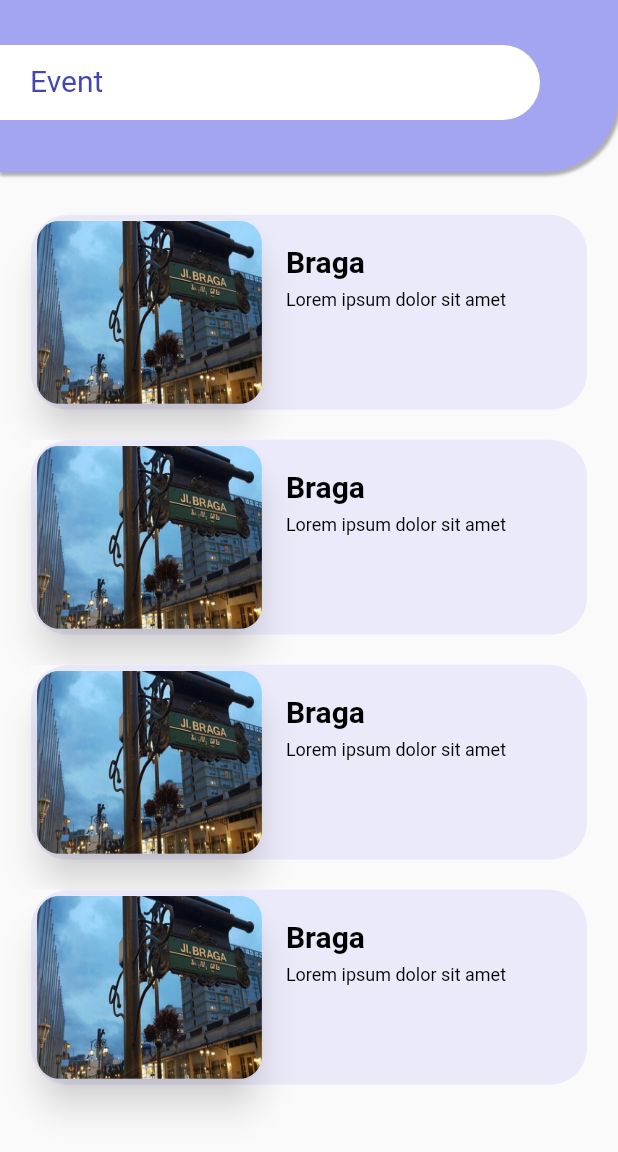
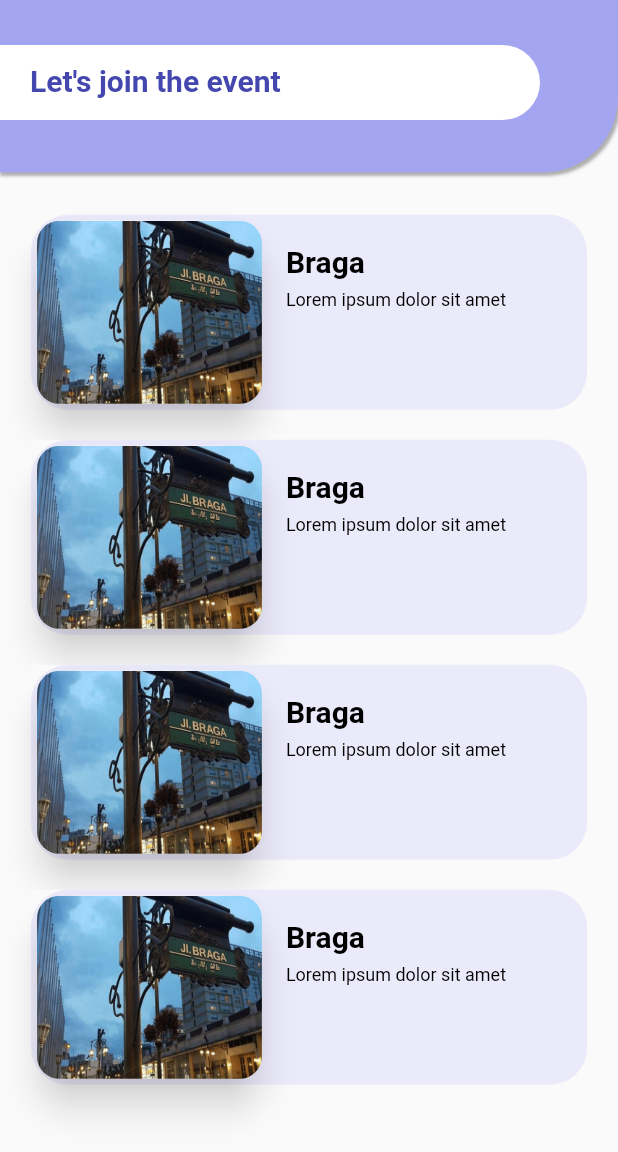
Before and after one commit to Masbin1/sahabit-apps, a Flutter app: the EventPage screen opened directly, on a phone screen of 412 x 824 dp. Shown: the top 1152 px of the screen. Run offline on Flutter 3.47's test engine with Material 2 defaults, Android fonts, the phone set to English and light mode, and no system bars; our stand-ins replace carousel_slider, google_maps_flutter, google_nav_bar, image_picker, shared_preferences, sqflite and 2 more; missing offline and left inert: banner_listtile, flutter_onboard, fsearch, sign_button; accounts and stored records are empty.

Commit message:
ui baru part 3

```diff
--- a/lib/event_page.dart
+++ b/lib/event_page.dart
@@ -54,8 +54,8 @@ class _EventPageState extends State<EventPage> {
                     top: 42,
                     left: 20,
                     child: Text(
-                      "Event",
-                      style: TextStyle(fontSize: 20, color: Color(0xff4448ae)),
+                      "Let's join the event",
+                      style: TextStyle(fontSize: 20, color: Color(0xff4448ae), fontWeight: FontWeight.bold),
                     ),
                   ),
                 ],
--- a/lib/transaksi/transaksi_page.dart
+++ b/lib/transaksi/transaksi_page.dart
@@ -26,7 +26,7 @@ class _TransaksiPageState extends State<TransaksiPage>
     return Scaffold(
       appBar: AppBar(
         title: Text("Transaksi"),
-        backgroundColor: Color.fromARGB(255, 159, 94, 238),
+        backgroundColor: Color.fromARGB(255, 163, 165, 241),
         bottom: TabBar(
           controller: _tabController,
           indicatorColor: Colors.white,
```
Also changed, not shown: lib/bookmark_page.dart (+5 -6 lines).
